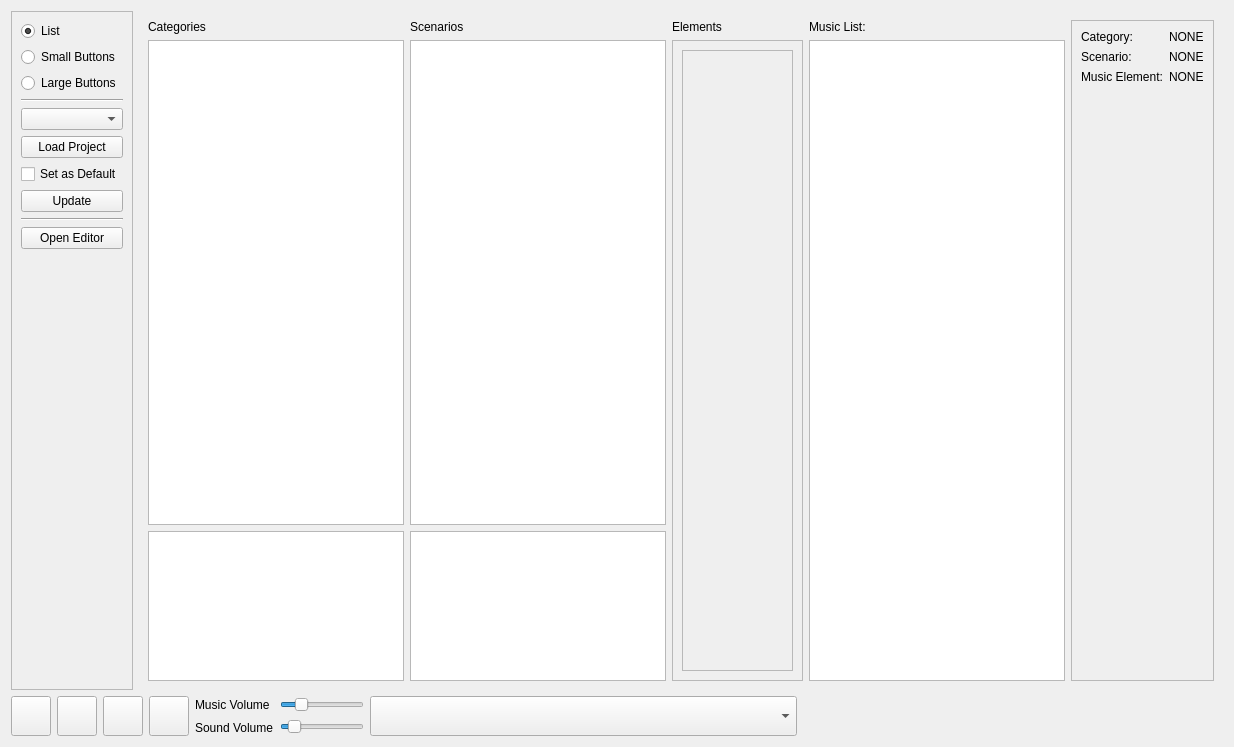
Qt form tools/audiotool.ui (PhilInTheGaps/GM-Companion) before a commit.
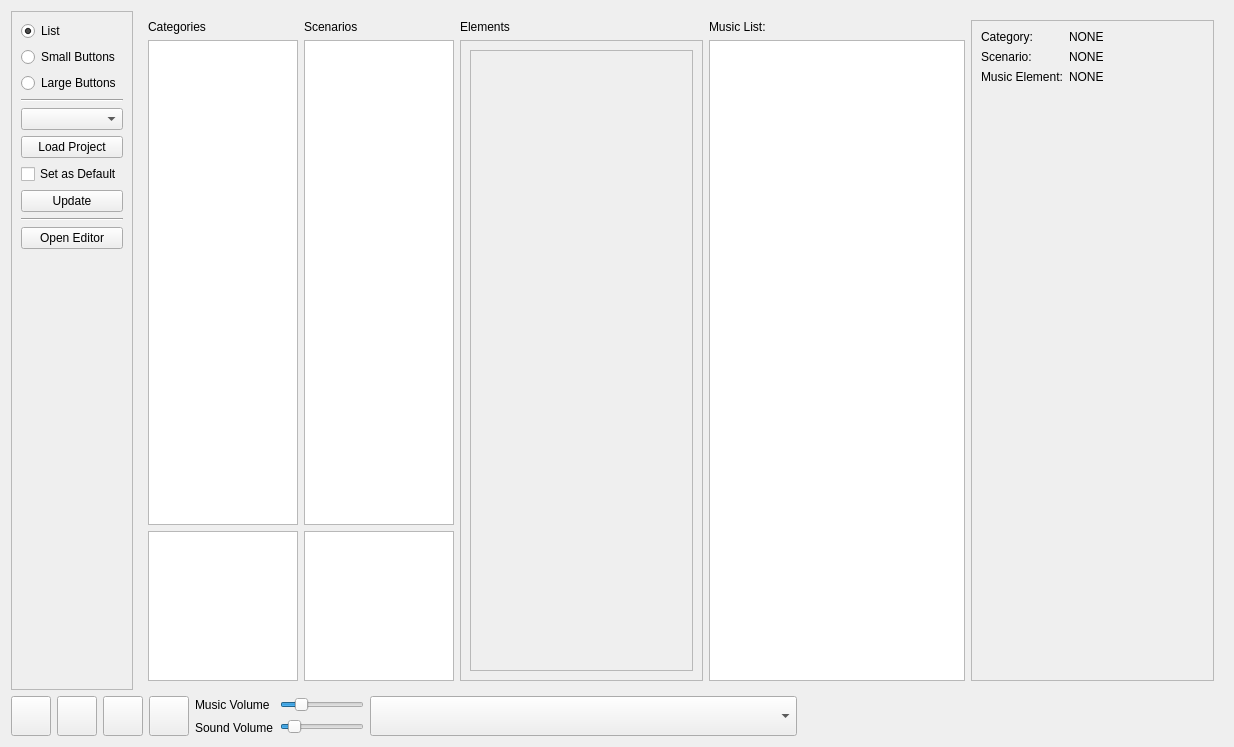
The same form after that commit. Icons and pictures are not drawn.

Commit message: Improved tool UI to be cleaner

```diff
--- a/tools/audiotool.ui
+++ b/tools/audiotool.ui
@@ -169,6 +169,12 @@
                  <verstretch>0</verstretch>
                 </sizepolicy>
                </property>
+               <property name="maximumSize">
+                <size>
+                 <width>150</width>
+                 <height>16777215</height>
+                </size>
+               </property>
                <property name="editTriggers">
                 <set>QAbstractItemView::NoEditTriggers</set>
                </property>
@@ -220,7 +226,7 @@
                </property>
                <property name="maximumSize">
                 <size>
-                 <width>16777215</width>
+                 <width>150</width>
                  <height>150</height>
                 </size>
                </property>
@@ -248,6 +254,12 @@
                  <verstretch>0</verstretch>
                 </sizepolicy>
                </property>
+               <property name="maximumSize">
+                <size>
+                 <width>150</width>
+                 <height>16777215</height>
+                </size>
+               </property>
                <property name="alternatingRowColors">
                 <bool>true</bool>
                </property>
@@ -263,7 +275,7 @@
                </property>
                <property name="maximumSize">
                 <size>
-                 <width>16777215</width>
+                 <width>150</width>
                  <height>150</height>
                 </size>
                </property>
@@ -293,7 +305,7 @@
                  <rect>
                   <x>0</x>
                   <y>0</y>
-                  <width>135</width>
+                  <width>241</width>
                   <height>636</height>
                  </rect>
                 </property>
```
The commit also changes 2 other files.
